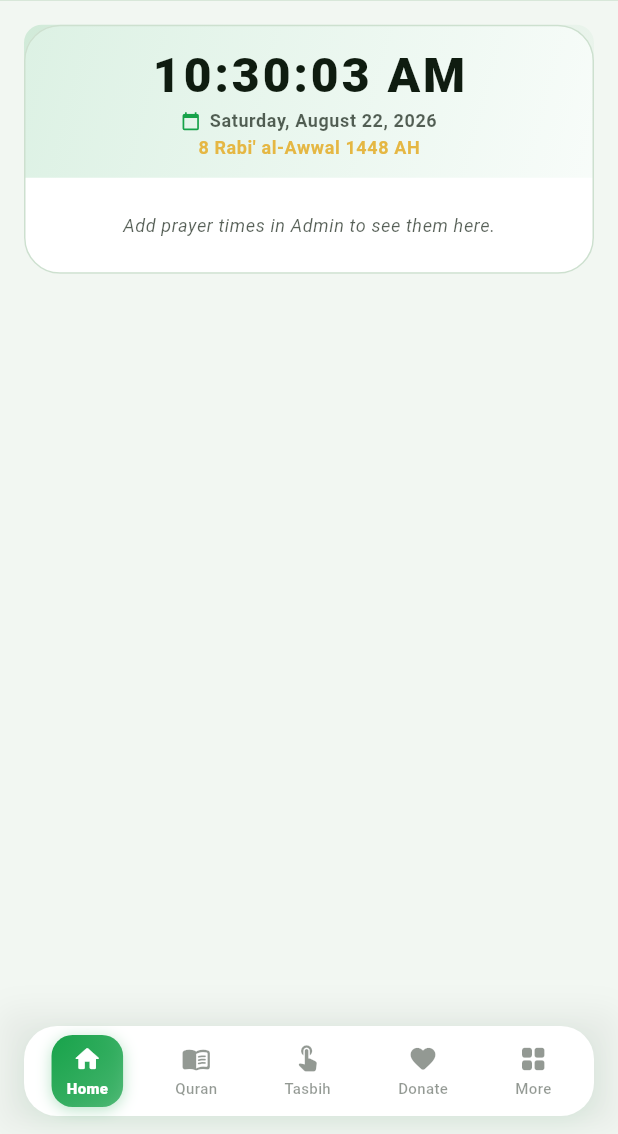
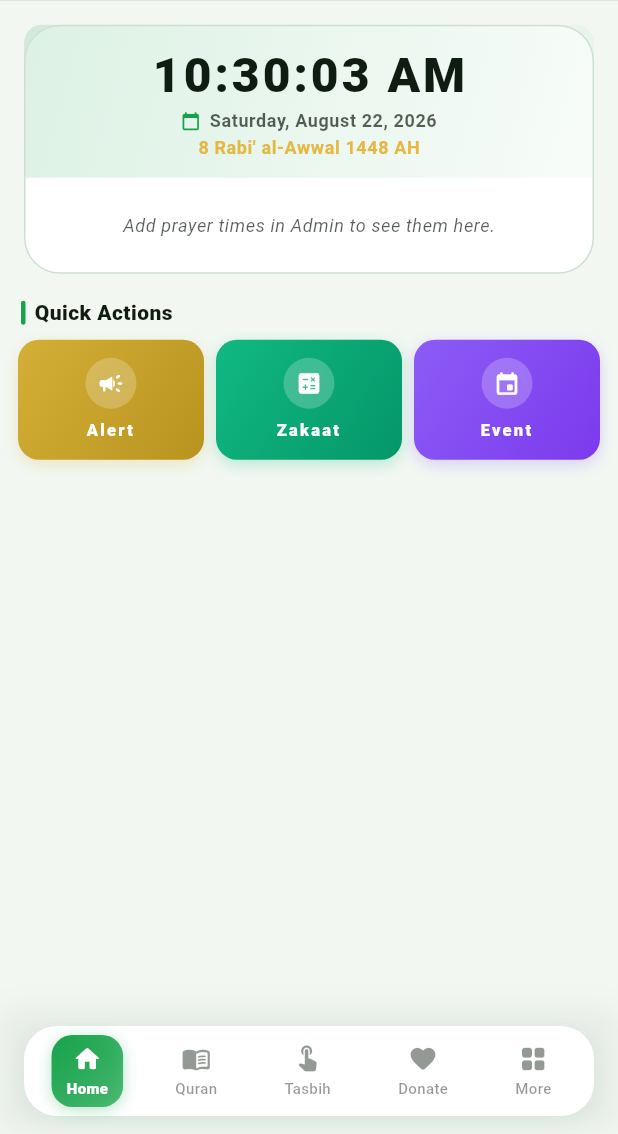
Before and after one commit to testgyaan12-boop/mymasjid-frontend, a Flutter app: the HomePage screen opened by its route, after a tap on "Noor Al Masjid", on a phone screen of 412 x 824 dp, the part 102-1236 px from its top. Run offline on Flutter 3.47's test engine with Material 3 defaults, Android fonts, the phone set to English and light mode, and no system bars; our stand-ins replace cached_network_image, dio, firebase_core, firebase_messaging, flutter_local_notifications, go_router and 5 more; accounts and stored records are empty; network calls fail; Roboto replaces fonts that are missing (Alegreya).

Commit message:
alert fix

```diff
--- a/lib/pages/alerts_page.dart
+++ b/lib/pages/alerts_page.dart
@@ -8,7 +8,8 @@ import '../config/constants.dart';
 import '../providers/masjid_provider.dart';
 
 class AlertsPage extends StatelessWidget {
-  const AlertsPage({super.key});
+  final int? initialTab;
+  const AlertsPage({super.key, this.initialTab});
 
   @override
   Widget build(BuildContext context) {
@@ -17,9 +18,11 @@ class AlertsPage extends StatelessWidget {
     final janazahs = (cms['janazahs'] as List<dynamic>?)?.map((e) => e as Map<String, dynamic>).where((e) => e['active'] != false).toList() ?? [];
     final gumshudas = (cms['gumshudas'] as List<dynamic>?)?.map((e) => e as Map<String, dynamic>).where((e) => e['active'] != false).toList() ?? [];
     final announcements = (cms['announcements'] as List<dynamic>?)?.map((e) => e as Map<String, dynamic>).where((e) => e['active'] != false).toList() ?? [];
+    final tabIndex = (initialTab ?? 0).clamp(0, 2).toInt();
 
     return DefaultTabController(
       length: 3,
+      initialIndex: tabIndex,
       child: Scaffold(
         appBar: AppBar(
           title: Column(
--- a/lib/pages/home_page.dart
+++ b/lib/pages/home_page.dart
@@ -15,8 +15,9 @@ class HomePage extends StatelessWidget {
     final cms = masjid.allCmsData;
     final janazahs = (cms['janazahs'] as List<dynamic>?)?.map((e) => e as Map<String, dynamic>).where((e) => e['active'] != false).toList() ?? [];
     final gumshudas = (cms['gumshudas'] as List<dynamic>?)?.map((e) => e as Map<String, dynamic>).where((e) => e['active'] != false).toList() ?? [];
+    final announcements = (cms['announcements'] as List<dynamic>?)?.map((e) => e as Map<String, dynamic>).where((e) => e['active'] != false).toList() ?? [];
 
-    final alerts = _buildAlerts(context, janazahs, gumshudas);
+    final alerts = _buildAlerts(context, janazahs, gumshudas, announcements);
 
     return SingleChildScrollView(
       padding: const EdgeInsets.all(12),
@@ -36,6 +37,8 @@ class HomePage extends StatelessWidget {
             const SizedBox(height: 10),
           ],
           const PrayerTimesCard(),
+          const SizedBox(height: 12),
+          _QuickActionsRow(),
           const SizedBox(height: 14),
           const RamadanScheduleCard(),
         ],
@@ -43,7 +46,7 @@ class HomePage extends StatelessWidget {
     );
   }
 
-  List<Widget> _buildAlerts(BuildContext context, List<Map<String, dynamic>> janazahs, List<Map<String, dynamic>> gumshudas) {
+  List<Widget> _buildAlerts(BuildContext context, List<Map<String, dynamic>> janazahs, List<Map<String, dynamic>> gumshudas, List<Map<String, dynamic>> announcements) {
     final items = <_AlertItem>[];
 
     for (final j in janazahs) {
@@ -56,21 +59,39 @@ class HomePage extends StatelessWidget {
         items.add(_AlertItem(type: 'gumshuda', data: g, icon: Icons.person_search, color: Colors.amber.shade700, label: 'Missing'));
       }
     }
+    for (final a in announcements) {
+      if (a['active'] == true) {
+        items.add(_AlertItem(type: 'announcement', data: a, icon: Icons.campaign, color: Colors.green, label: 'News'));
+      }
+    }
 
-    items.sort((a, b) => ((b.data['id'] as int?) ?? 0).compareTo((a.data['id'] as int?) ?? 0));
+    items.sort((a, b) {
+      final aId = int.tryParse('${a.data['id']}') ?? 0;
+      final bId = int.tryParse('${b.data['id']}') ?? 0;
+      return bId.compareTo(aId);
+    });
     final top5 = items.take(5).toList();
 
     return top5.map((item) {
       final img = item.data['image'] as String?;
-      final title = item.data['title'] as String? ?? (item.type == 'janazah' ? 'Janazah Prayer' : 'Missing Person');
+      final title = item.data['title'] as String? ?? (item.type == 'janazah' ? 'Janazah Prayer' : item.type == 'gumshuda' ? 'Missing Person' : 'News');
       final subtitle = item.type == 'janazah'
           ? '${item.data['time'] as String? ?? ''}  •  ${item.data['location'] as String? ?? ''}'
-          : 'Contact: ${item.data['contact'] as String? ?? ''}';
+          : item.type == 'gumshuda'
+              ? 'Contact: ${item.data['contact'] as String? ?? ''}'
+              : (item.data['description'] as String? ?? '');
 
       return SizedBox(
         width: 280,
         child: InkWell(
-          onTap: () => context.go('/alerts'),
+          onTap: () {
+            final route = item.type == 'janazah'
+                ? '/alerts?tab=janazah'
+                : item.type == 'gumshuda'
+                    ? '/alerts?tab=missing'
+                    : '/alerts?tab=news';
+            context.go(route);
+          },
           borderRadius: BorderRadius.circular(12),
           child: Container(
             padding: const EdgeInsets.symmetric(horizontal: 14, vertical: 12),
@@ -124,6 +145,72 @@ class HomePage extends StatelessWidget {
   }
 }
 
+class _QuickActionsRow extends StatelessWidget {
+  const _QuickActionsRow();
+
+  @override
+  Widget build(BuildContext context) {
+    final theme = Theme.of(context);
+    Widget item(IconData icon, String label, String route, List<Color> grad, Color iconBg) {
+      return Expanded(
+        child: InkWell(
+          onTap: () => context.push(route),
+          borderRadius: BorderRadius.circular(14),
+          child: Container(
+            padding: const EdgeInsets.symmetric(vertical: 12),
+            decoration: BoxDecoration(
+              gradient: LinearGradient(colors: grad, begin: Alignment.topLeft, end: Alignment.bottomRight),
+              borderRadius: BorderRadius.circular(14),
+              boxShadow: [BoxShadow(color: grad.first.withValues(alpha: 0.25), blurRadius: 8, offset: const Offset(0, 3))],
+            ),
+            child: Column(
+              mainAxisSize: MainAxisSize.min,
+              children: [
+                Container(
+                  padding: const EdgeInsets.all(8),
+                  decoration: BoxDecoration(color: Colors.white.withValues(alpha: 0.22), shape: BoxShape.circle),
+                  child: Icon(icon, size: 18, color: Colors.white),
+                ),
+                const SizedBox(height: 6),
+                Text(label,
+                    textAlign: TextAlign.center,
+                    maxLines: 1,
+                    overflow: TextOverflow.ellipsis,
+                    style: theme.textTheme.labelSmall?.copyWith(fontWeight: FontWeight.w800, fontSize: 11, color: Colors.white)),
+              ],
+            ),
+          ),
+        ),
+      );
+    }
+
+    return Column(
+      crossAxisAlignment: CrossAxisAlignment.start,
+      children: [
+        Padding(
+          padding: const EdgeInsets.only(left: 2, bottom: 8),
+          child: Row(
+            children: [
+              Container(width: 3, height: 16, decoration: BoxDecoration(color: theme.colorScheme.primary, borderRadius: BorderRadius.circular(2))),
+              const SizedBox(width: 6),
+              Text('Quick Actions', style: theme.textTheme.titleSmall?.copyWith(fontWeight: FontWeight.w900, letterSpacing: 0.3)),
+            ],
+          ),
+        ),
+        Row(
+          children: [
+            item(Icons.campaign_rounded, 'Alert', '/alerts', [const Color(0xFFD4AF37), const Color(0xFFB8941F)], const Color(0xFFD4AF37)),
+            const SizedBox(width: 8),
+            item(Icons.calculate_rounded, 'Zakaat', '/zakat', [const Color(0xFF10B981), const Color(0xFF059669)], const Color(0xFF10B981)),
+            const SizedBox(width: 8),
+            item(Icons.event_rounded, 'Event', '/events', [const Color(0xFF8B5CF6), const Color(0xFF7C3AED)], const Color(0xFF8B5CF6)),
+          ],
+        ),
+      ],
+    );
+  }
+}
+
 class _AlertItem {
   final String type;
   final Map<String, dynamic> data;
```
Also changed, not shown: lib/app.dart (+11 -1 lines).
